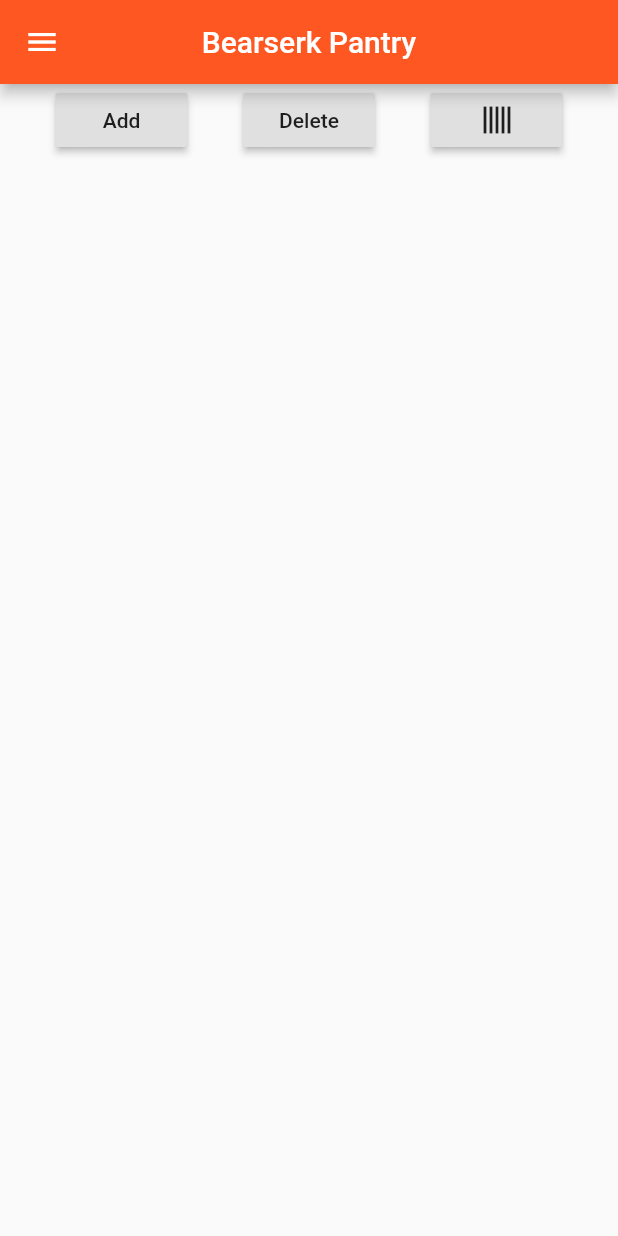
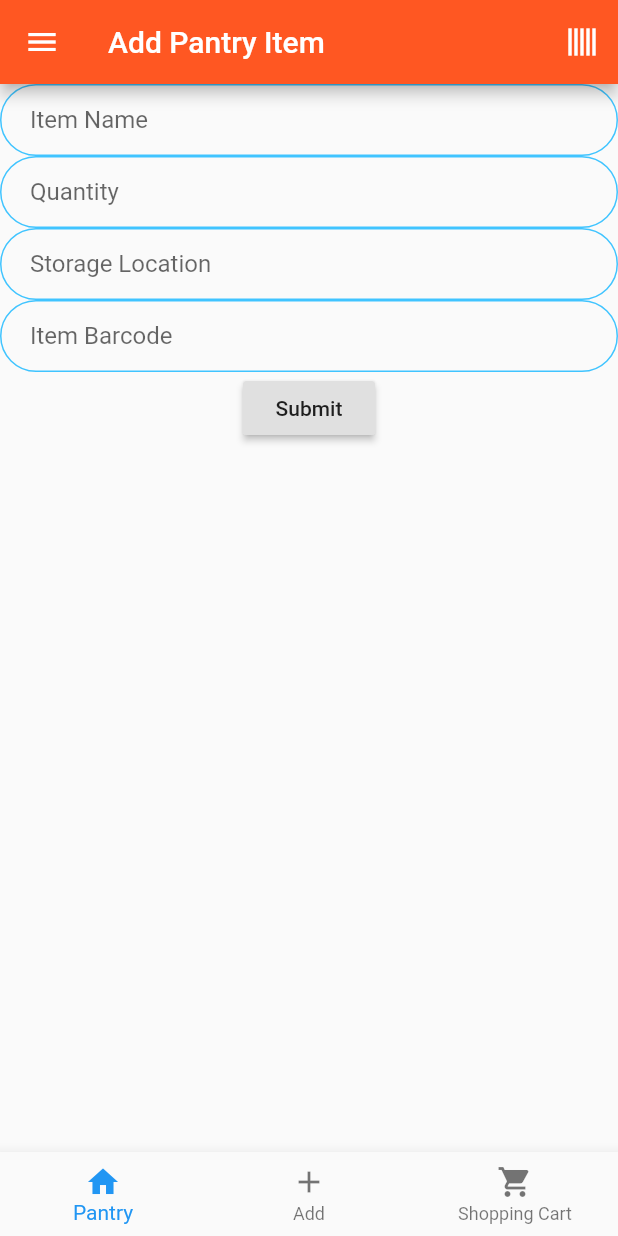
Before and after one commit to lainshiHenry/bearserk-pantry, a Flutter app: the screen it shows after launch, after a tap on "Get Started", after a tap on "Add", on a phone screen of 412 x 824 dp. Run offline on Flutter 3.47's test engine with Material 2 defaults, Android fonts, the phone set to English and light mode, and no system bars; our stand-ins replace cloud_firestore; missing offline and left inert: barcode_scan, strings; accounts and stored records are empty.

Commit message:
Added a Bottom Nav Bar Refactored Lists Redesigned the list items Scan Barcode into add items

```diff
--- a/lib/main.dart
+++ b/lib/main.dart
@@ -1,3 +1,4 @@
+import 'package:bearserkpantry/screens/add_pantry_Item.dart';
 import 'package:bearserkpantry/screens/unit_converter.dart';
 import 'package:bearserkpantry/services/add_via_barcode.dart';
 import 'package:bearserkpantry/utilities/constants.dart';
@@ -34,6 +35,7 @@ class MyApp extends StatelessWidget {
         StorageArea.id: (context) => StorageArea(),
         UnitConverter.id: (context) => UnitConverter(),
         AddViaBarcode.id: (context) => AddViaBarcode(),
+        AddPantryItem.id: (context) => AddPantryItem(),
       },
     );
   }
--- /dev/null
+++ b/lib/screens/add_pantry_Item.dart
@@ -0,0 +1,112 @@
+import 'package:bearserkpantry/services/add_via_barcode.dart';
+import 'package:bearserkpantry/utilities/app_drawer.dart';
+import 'package:bearserkpantry/utilities/bottom_nav_bar.dart';
+import 'package:bearserkpantry/utilities/constants.dart';
+import 'package:bearserkpantry/services/stream_builder_functions.dart';
+import 'package:flutter/material.dart';
+import 'dart:math';
+
+bool addViaBarcode = false;
+
+class AddPantryItem extends StatefulWidget {
+  static String id = 'add_pantry_item';
+
+  @override
+  _AddPantryItemState createState() => _AddPantryItemState();
+}
+
+class _AddPantryItemState extends State<AddPantryItem> {
+  String _itemName;
+  int _itemQuantity;
+  String _itemStorageLocation;
+  String _itemBarcodeStr;
+  TextEditingController _itemBarcodeTextEditingController =
+      TextEditingController();
+
+  void runBCScan() async {
+    _itemBarcodeStr = await runBarcodeScan();
+    setState(() {
+      _itemBarcodeTextEditingController.text = _itemBarcodeStr;
+    });
+  }
+
+  @override
+  void initState() {
+    if (addViaBarcode) {
+      runBCScan();
+    }
+    super.initState();
+  }
+
+  @override
+  void dispose() {
+    _itemBarcodeTextEditingController.dispose();
+    super.dispose();
+  }
+
+  @override
+  Widget build(BuildContext context) {
+    return Scaffold(
+      appBar: AppBar(
+        title: Text('Add Pantry Item'),
+        actions: <Widget>[
+          IconButton(
+              icon: Transform.rotate(
+                child: Icon(
+                  Icons.format_align_justify,
+                  color: Colors.white,
+                ),
+                angle: pi / 2,
+              ),
+              onPressed: () {
+                runBCScan();
+              })
+        ],
+      ),
+      drawer: AppDrawer(),
+      bottomNavigationBar: BottomNavBar(),
+      body: Column(
+        children: <Widget>[
+          TextField(
+            decoration: kTextFieldDecoration.copyWith(hintText: 'Item Name'),
+            onChanged: (value) {
+              _itemName = value;
+            },
+          ),
+          TextField(
+            decoration: kTextFieldDecoration.copyWith(hintText: 'Quantity'),
+            onChanged: (value) {
+              _itemQuantity = int.parse(value);
+            },
+          ),
+          TextField(
+            decoration:
+                kTextFieldDecoration.copyWith(hintText: 'Storage Location'),
+            onChanged: (value) {
+              _itemStorageLocation = value;
+            },
+          ),
+          TextField(
+            controller: _itemBarcodeTextEditingController,
+            decoration: kTextFieldDecoration.copyWith(hintText: 'Item Barcode'),
+            onChanged: (value) {
+              _itemBarcodeStr = value;
+            },
+          ),
+          RaisedButton(
+            child: Text('Submit'),
+            onPressed: () {
+              addToPantry(
+                itemName: _itemName,
+                quantity: _itemQuantity,
+                storageLocation: _itemStorageLocation,
+                barcode: _itemBarcodeStr,
+              );
+              Navigator.pop(context);
+            },
+          ),
+        ],
+      ),
+    );
+  }
+}
--- a/lib/screens/all_items.dart
+++ b/lib/screens/all_items.dart
@@ -1,10 +1,11 @@
+import 'package:bearserkpantry/screens/add_pantry_Item.dart';
 import 'package:bearserkpantry/services/add_via_barcode.dart';
 import 'package:bearserkpantry/services/build_list.dart';
+import 'package:bearserkpantry/utilities/bottom_nav_bar.dart';
 import 'package:flutter/cupertino.dart';
 import 'package:flutter/material.dart';
 import 'package:bearserkpantry/utilities/constants.dart';
 import 'package:bearserkpantry/utilities/app_drawer.dart';
-import 'package:bearserkpantry/utilities/list_item.dart';
 import 'dart:math';
 
 class AllItems extends StatefulWidget {
@@ -24,6 +25,7 @@ class _AllItemsState extends State<AllItems> {
         ),
       ),
       drawer: AppDrawer(),
+      bottomNavigationBar: BottomNavBar(),
       body: SafeArea(
         child: Column(
           children: <Widget>[
@@ -31,21 +33,15 @@ class _AllItemsState extends State<AllItems> {
               mainAxisAlignment: MainAxisAlignment.spaceEvenly,
               children: <Widget>[
                 RaisedButton(
-                  onPressed: () {},
+                  onPressed: () {
+                    addViaBarcode = false;
+                    Navigator.pushNamed(context, AddPantryItem.id);
+                  },
                   child: Text('Add'),
                 ),
                 RaisedButton(
                   onPressed: () {},
                   child: Text('Delete'),
-                ),
-                RaisedButton(
-                  onPressed: () {
-                    runBarcodeScan();
-                  },
-                  child: Transform.rotate(
-                    child: Icon(Icons.format_align_justify),
-                    angle: pi / 2,
-                  ),
                 ),
               ],
             ),
--- a/lib/services/stream_builder_functions.dart
+++ b/lib/services/stream_builder_functions.dart
@@ -1,13 +1,16 @@
 import 'package:flutter/material.dart';
 import 'package:cloud_firestore/cloud_firestore.dart';
 import 'package:bearserkpantry/utilities/dismissible_list_item.dart';
-import 'package:bearserkpantry/utilities/pantry_list_item.dart';
+import 'package:bearserkpantry/utilities/pantry_list_view.dart';
+import 'package:bearserkpantry/utilities/dev_constants.dart';
 
 final _firestoreInstance = Firestore.instance;
 
 Widget getPantryStream() {
   return StreamBuilder<QuerySnapshot>(
       stream: _firestoreInstance
+          .collection('pantry')
+          .document('$pantryID')
           .collection('pantry')
           .where('quantity', isGreaterThan: 0)
           .orderBy('quantity', descending: false)
@@ -19,14 +22,14 @@ Widget getPantryStream() {
           );
         }
         final pantryList = snapshot.data.documents;
-        List<PantryListItem> pantryListStream = [];
+        List<PantryListView> pantryListStream = [];
 
         for (var pantryListItem in pantryList) {
           final String itemName = pantryListItem.data['itemName'];
           final int quantity = pantryListItem.data['quantity'];
           final String storageLocation = pantryListItem.data['storageLocation'];
 
-          final pListItem = PantryListItem(
+          final pListItem = PantryListView(
             itemName: itemName,
             quantity: quantity,
             storageLocation: storageLocation,
@@ -39,6 +42,7 @@ Widget getPantryStream() {
             thickness: 2.0,
             indent: 30.0,
             endIndent: 30.0,
+            height: 0.0,
           ),
           padding: EdgeInsets.symmetric(vertical: 20.0),
           itemBuilder: (BuildContext context, int index) {
@@ -53,6 +57,8 @@ Widget getPantryStream() {
 Widget getShoppingListStream() {
   return StreamBuilder<QuerySnapshot>(
       stream: _firestoreInstance
+          .collection('pantry')
+          .document('$pantryID')
           .collection('shoppingList')
           .where('quantity', isGreaterThan: 0)
           .orderBy('quantity', descending: false)
@@ -69,9 +75,13 @@ Widget getShoppingListStream() {
         for (var shoppingListItem in shoppingList) {
           final String itemName = shoppingListItem.data['itemName'];
           final int quantity = shoppingListItem.data['quantity'];
+          final String storeName = shoppingListItem.data['storeName'];
 
-          final sListItem =
-              DismissibleListItem(itemName: itemName, quantity: quantity);
+          final sListItem = DismissibleListItem(
+            itemName: itemName,
+            quantity: quantity,
+            storeName: storeName,
+          );
 
           shoppingListStream.add(sListItem);
         }
@@ -84,8 +94,9 @@ Widget getShoppingListStream() {
               thickness: 2.0,
               indent: 30.0,
               endIndent: 30.0,
+              height: 0.0,
             ),
-            padding: EdgeInsets.symmetric(vertical: 20.0),
+            //padding: EdgeInsets.symmetric(vertical: 20.0),
             itemBuilder: (BuildContext context, int index) {
               return Container(
                 child: shoppingListStream[index],
@@ -96,29 +107,46 @@ Widget getShoppingListStream() {
       });
 }
 
-void addShoppingListItem(String itemName, int quantity) async {
+void addShoppingListItem(
+    String itemName, int quantity, String storeName) async {
   try {
     await _firestoreInstance
+        .collection('pantry')
+        .document('$pantryID')
         .collection('shoppingList')
         .document('${itemName.toLowerCase()}')
         .setData({
       'itemName': '${itemName.toLowerCase()}',
       'quantity': quantity,
+      'storeName': '${storeName.toLowerCase()}',
     }, merge: true);
   } catch (e) {
     print(e);
   }
 }
 
-Future<void> purchaseItem({String itemName, int quantity}) async {
+Future<void> purchaseItem(
+    {String itemName, int quantity, String storeName}) async {
+//  var currentQuantity = _firestoreInstance.collection('pantry').document('$pantryID').collection('shoppingList').document('$itemName');
+
   try {
+    /* only used when buying less than required amount
     await _firestoreInstance
+        .collection('pantry')
+        .document('$pantryID')
         .collection('shoppingList')
         .document('$itemName')
         .setData({
       'itemName': '$itemName',
-      'quantity': (quantity - 1),
-    }, merge: true);
+      'quantity': 0,
+    }, merge: true);*/
+
+    await _firestoreInstance
+        .collection('pantry')
+        .document('$pantryID')
+        .collection('shoppingList')
+        .document('$itemName')
+        .delete();
 
     addToPurchaseHistory(
       itemName: itemName,
@@ -138,6 +166,8 @@ void addToPurchaseHistory({String itemName, int quantity}) async {
   String currentTimestamp = DateTime.now().millisecondsSinceEpoch.toString();
   try {
     await _firestoreInstance
+        .collection('pantry')
+        .document('$pantryID')
         .collection('purchaseHistory')
         .document('$currentTimestamp')
         .setData({
@@ -149,10 +179,20 @@ void addToPurchaseHistory({String itemName, int quantity}) async {
   }
 }
 
-void addToPantry({String itemName, int quantity}) async {
-  await _firestoreInstance.collection('pantry').document('$itemName').setData({
+void addToPantry(
+    {String itemName,
+    int quantity,
+    String storageLocation,
+    String barcode}) async {
+  await _firestoreInstance
+      .collection('pantry')
+      .document('$pantryID')
+      .collection('pantry')
+      .document('$itemName')
+      .setData({
     'itemName': '$itemName',
     'quantity': quantity,
-    'storageLocation': 'kitchen'
+    'storageLocation': '$storageLocation',
+    'barcode': '$barcode',
   }, merge: true);
 }
--- /dev/null
+++ b/lib/utilities/bottom_nav_bar.dart
@@ -0,0 +1,50 @@
+import 'package:bearserkpantry/screens/add_pantry_Item.dart';
+import 'package:bearserkpantry/screens/all_items.dart';
+import 'package:bearserkpantry/screens/shopping_list.dart';
+import 'package:flutter/material.dart';
+
+int _selectedIndex = 0;
+
+class BottomNavBar extends StatefulWidget {
+  @override
+  _BottomNavBarState createState() => _BottomNavBarState();
+}
+
+class _BottomNavBarState extends State<BottomNavBar> {
+  List<BottomNavigationBarItem> bottomNavBarItems = [
+    BottomNavigationBarItem(
+      icon: Icon(Icons.home),
+      title: Text('Pantry'),
+    ),
+    BottomNavigationBarItem(
+      icon: Icon(Icons.add),
+      title: Text('Add'),
+    ),
+    BottomNavigationBarItem(
+      icon: Icon(Icons.shopping_cart),
+      title: Text('Shopping Cart'),
+    ),
+  ];
+  List<String> _navMenuOptions = [
+    AllItems.id,
+    AddPantryItem.id,
+    ShoppingList.id,
+  ];
+
+  void _onItemTapped(int index) {
+    print(index);
+    setState(() {
+      Navigator.pushReplacementNamed(context, _navMenuOptions[index]);
+      _selectedIndex = index;
+    });
+  }
+
+  @override
+  Widget build(BuildContext context) {
+    return BottomNavigationBar(
+      items: bottomNavBarItems,
+      currentIndex: _selectedIndex,
+      onTap: _onItemTapped,
+    );
+  }
+}
--- a/lib/utilities/dismissible_list_item.dart
+++ b/lib/utilities/dismissible_list_item.dart
@@ -7,8 +7,9 @@ import 'dart:async';
 class DismissibleListItem extends StatefulWidget {
   final String itemName;
   final int quantity;
+  final String storeName;
 
-  DismissibleListItem({@required this.itemName, this.quantity});
+  DismissibleListItem({@required this.itemName, this.quantity, this.storeName});
 
   @override
   _DismissibleListItemState createState() => _DismissibleListItemState();
@@ -40,6 +41,8 @@ class _DismissibleListItemState extends State<DismissibleListItem> {
       child: ListItem(
         itemName: capitalize(widget.itemName),
         quantity: widget.quantity.toString(),
+        column2Row1Heading: 'Store',
+        column2Row1Body: widget.storeName,
       ),
       onDismissed: (direction) async {
         setState(() async {
```
Also changed, not shown: lib/screens/shopping_list.dart (+19 -2 lines), lib/services/add_via_barcode.dart (+6 -2 lines), lib/utilities/list_item.dart (+70 -12 lines), lib/utilities/pantry_list_item.dart (+13 -18 lines), lib/utilities/pantry_list_view.dart (added, +24 -0 lines).
